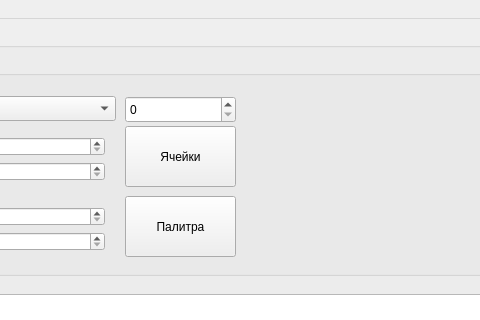
This is src/frmmain.ui in Allius27/Candle as Qt 5 draws it before an edit; both pictures show x 195 to 675 and y 0 to 320 of the 952 by 769 pixel window. The edited form follows.
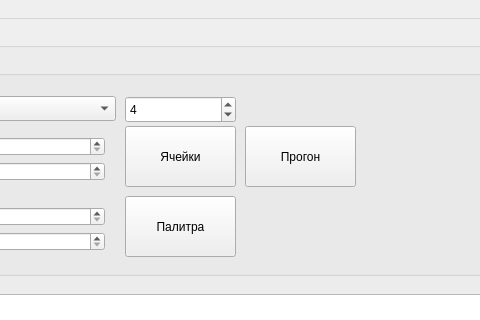
This is the edited form. Icons and pictures are not drawn. Custom widgets are drawn as their Qt base class.

The edit to the form file:
```diff
--- a/src/frmmain.ui
+++ b/src/frmmain.ui
@@ -331,6 +331,22 @@
           <property name="singleStep">
            <number>1</number>
           </property>
+          <property name="value">
+           <number>4</number>
+          </property>
+         </widget>
+         <widget class="QPushButton" name="cleaning">
+          <property name="geometry">
+           <rect>
+            <x>420</x>
+            <y>70</y>
+            <width>111</width>
+            <height>61</height>
+           </rect>
+          </property>
+          <property name="text">
+           <string>Прогон</string>
+          </property>
          </widget>
         </widget>
        </item>
```
